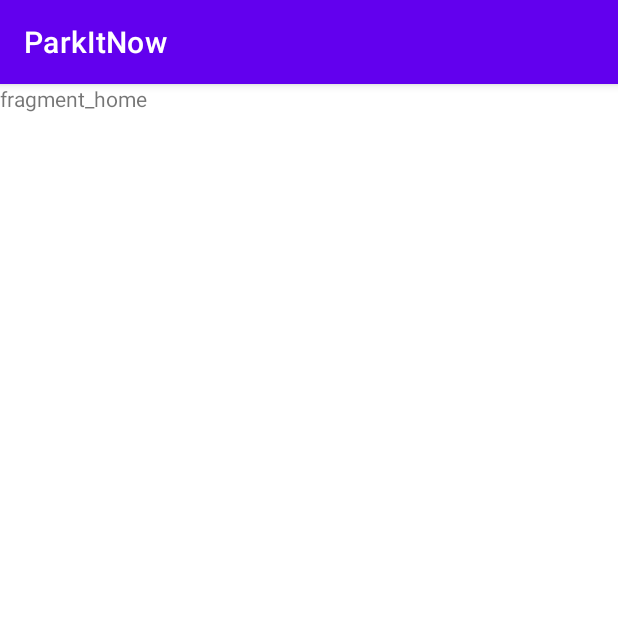
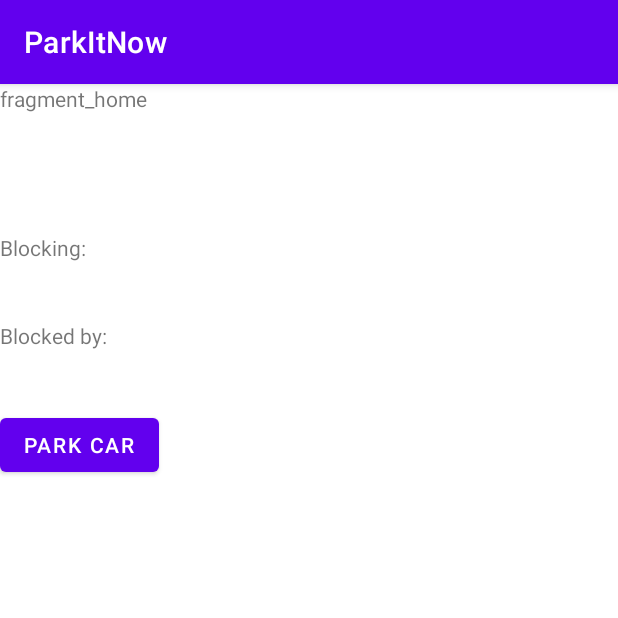
Before and after one commit to ewald98/ParkItNow, an Android app: the HomeFragment screen opened through its navigation route, on a phone screen of 412 x 824 dp, the top half of it. Run offline under Robolectric (Android 15) with nearby library versions, the phone set to English and light mode, and no system bars; our stand-ins replace Firebase (no records; nobody signed in at launch, a user with empty details on screens opened directly), data binding.

Commit message:
added HomeFragment;

```diff
--- a/app/build.gradle
+++ b/app/build.gradle
@@ -54,6 +54,8 @@ dependencies {
     implementation 'com.google.firebase:firebase-firestore-ktx'
     implementation 'androidx.browser:browser:1.2.0' // for emulator auth support
 
+    implementation 'androidx.lifecycle:lifecycle-viewmodel-ktx:2.2.0'
+
     implementation 'androidx.legacy:legacy-support-v4:1.0.0'
     implementation 'com.chaos.view:pinview:1.4.4'
 
--- /dev/null
+++ b/app/src/main/java/com/ewdev/parkitnow/auth/DbRepository.kt
@@ -0,0 +1,25 @@
+package com.ewdev.parkitnow.auth
+
+import com.google.firebase.auth.FirebaseAuth
+import com.google.firebase.auth.ktx.auth
+import com.google.firebase.firestore.ktx.firestore
+import com.google.firebase.ktx.Firebase
+import kotlin.coroutines.suspendCoroutine
+
+class DbRepository {
+
+    val firebaseUser = FirebaseAuth.getInstance().currentUser
+    val db = Firebase.firestore
+
+    init {
+        if (firebaseUser == null) {
+            // TOOD: shouldn't happen, but go to login
+        }
+    }
+
+    suspend fun getStatus(): String = suspendCoroutine { continuation ->
+        db.collection("users").document(firebaseUser!!.uid)
+            .get()
+    }
+
+}
--- a/app/src/main/java/com/ewdev/parkitnow/auth/PhoneVerificationRepository.kt
+++ /dev/null
@@ -1,10 +0,0 @@
-package com.ewdev.parkitnow.auth
-
-import com.google.firebase.auth.FirebaseAuth
-import com.google.firebase.auth.FirebaseUser
-
-class PhoneVerificationRepository {
-
-
-
-}
--- a/app/src/main/java/com/ewdev/parkitnow/auth/User.kt
+++ /dev/null
@@ -1,12 +0,0 @@
-package com.ewdev.parkitnow.auth
-
-import android.os.Parcelable
-import com.google.firebase.firestore.Exclude
-import kotlinx.android.parcel.Parcelize
-import java.io.Serializable
-
-@Parcelize
-data class User(
-    val id: String,
-    val phoneNo: String
-): Parcelable
--- /dev/null
+++ b/app/src/main/java/com/ewdev/parkitnow/data/User.kt
@@ -0,0 +1,9 @@
+package com.ewdev.parkitnow.data
+
+data class User(
+    val uid: String,
+    val phoneNo: String,
+    val selectedCar: String?,
+    @field:JvmField
+    val isParked: Boolean
+)
--- a/app/src/main/java/com/ewdev/parkitnow/view/fragments/HomeFragment.kt
+++ b/app/src/main/java/com/ewdev/parkitnow/view/fragments/HomeFragment.kt
@@ -5,9 +5,20 @@ import androidx.fragment.app.Fragment
 import android.view.LayoutInflater
 import android.view.View
 import android.view.ViewGroup
+import androidx.lifecycle.ViewModelProvider
 import com.ewdev.parkitnow.R
+import com.ewdev.parkitnow.viewModel.HomeFragmentViewModel
 
 class HomeFragment : Fragment() {
+
+    lateinit var viewlModel: HomeFragmentViewModel
+
+    override fun onCreate(savedInstanceState: Bundle?) {
+        super.onCreate(savedInstanceState)
+
+        viewlModel = ViewModelProvider(this).get(HomeFragmentViewModel::class.java)
+
+    }
 
     override fun onCreateView(
         inflater: LayoutInflater, container: ViewGroup?,
--- a/app/src/main/java/com/ewdev/parkitnow/viewModel/AuthViewModel.kt
+++ b/app/src/main/java/com/ewdev/parkitnow/viewModel/AuthViewModel.kt
@@ -24,17 +24,6 @@ class AuthViewModel : ViewModel() {
 
 
     // manages the coroutines (if a viewModel is destroyed, we have to cancel started coroutines)
-    private var viewModelJob = Job()
-
-    override fun onCleared() {
-        super.onCleared()
-        viewModelJob.cancel()
-    }
-
-
-    private val uiScope = CoroutineScope(Dispatchers.Main + viewModelJob)
-
-
     fun requestIsLoggedIn() {
         _isLoggedIn.value = this.userLiveData.value != null
 //        isLoggedIn.postValue(this.userLiveData.value != null)
--- /dev/null
+++ b/app/src/main/java/com/ewdev/parkitnow/viewModel/HomeFragmentViewModel.kt
@@ -0,0 +1,29 @@
+package com.ewdev.parkitnow.viewModel
+
+import android.app.Application
+import androidx.lifecycle.AndroidViewModel
+import com.ewdev.parkitnow.auth.AuthRepository
+import com.ewdev.parkitnow.auth.DbRepository
+import com.google.firebase.auth.FirebaseUser
+import kotlinx.coroutines.CoroutineScope
+import kotlinx.coroutines.Dispatchers
+import kotlinx.coroutines.Job
+import java.lang.Appendable
+
+class HomeFragmentViewModel(application: Application) : AndroidViewModel(application) {
+
+    private val dbRepository: DbRepository = DbRepository()
+
+    private var viewModelJob = Job()
+
+    override fun onCleared() {
+        super.onCleared()
+        viewModelJob.cancel()
+    }
+
+    private val uiScope = CoroutineScope(Dispatchers.Main + viewModelJob)
+
+
+
+
+}
--- a/app/src/main/java/com/ewdev/parkitnow/viewModel/PhoneVerificationViewModel.kt
+++ b/app/src/main/java/com/ewdev/parkitnow/viewModel/PhoneVerificationViewModel.kt
@@ -4,17 +4,10 @@ import android.app.Application
 import android.util.Log
 import androidx.lifecycle.AndroidViewModel
 import androidx.lifecycle.MutableLiveData
-import com.ewdev.parkitnow.auth.AuthRepository
-import com.ewdev.parkitnow.auth.PhoneVerificationRepository
 import com.google.firebase.FirebaseException
 import com.google.firebase.auth.*
-import kotlinx.android.synthetic.main.fragment_phone_verification.*
-import java.util.concurrent.TimeUnit
 
 class PhoneVerificationViewModel(application: Application, phoneNumber: String) : AndroidViewModel(application) {
-
-    private val authRepository: AuthRepository = AuthRepository()
-    private val dbRepository: PhoneVerificationRepository = PhoneVerificationRepository()
 
     val smsCode: MutableLiveData<String> = MutableLiveData()
     val phoneVerified: MutableLiveData<Boolean> = MutableLiveData()
@@ -64,6 +57,10 @@ class PhoneVerificationViewModel(application: Application, phoneNumber: String)
         signInWithPhoneAuthCredential(credential)
 
     }
+    init {
+        requestAuthOptions()
+    }
+
 
     private fun signInWithPhoneAuthCredential(credential: PhoneAuthCredential) {
         val auth = FirebaseAuth.getInstance()
--- a/app/src/main/res/layout/fragment_home.xml
+++ b/app/src/main/res/layout/fragment_home.xml
@@ -1,14 +1,51 @@
 <?xml version="1.0" encoding="utf-8"?>
-<FrameLayout xmlns:android="http://schemas.android.com/apk/res/android"
+<layout xmlns:android="http://schemas.android.com/apk/res/android"
     xmlns:tools="http://schemas.android.com/tools"
     android:layout_width="match_parent"
     android:layout_height="match_parent"
     tools:context=".view.fragments.HomeFragment">
 
-    <!-- TODO: Update blank fragment layout -->
-    <TextView
+    <LinearLayout
         android:layout_width="match_parent"
         android:layout_height="match_parent"
-        android:text="fragment_home" />
+        android:orientation="vertical">
 
-</FrameLayout>
+        <!-- TODO: Update blank fragment layout -->
+        <TextView
+            android:layout_width="wrap_content"
+            android:layout_height="wrap_content"
+            android:text="fragment_home" />
+
+
+        <TextView
+            android:layout_width="wrap_content"
+            android:layout_height="wrap_content"
+            android:layout_marginTop="80dp"
+            android:text="Blocking:" />
+
+        <TextView
+            android:layout_width="wrap_content"
+            android:layout_height="wrap_content"
+            android:layout_marginTop="20dp"
+            android:text="" />
+
+        <TextView
+            android:layout_width="wrap_content"
+            android:layout_height="wrap_content"
+            android:text="Blocked by:" />
+
+        <TextView
+            android:layout_width="wrap_content"
+            android:layout_height="wrap_content"
+            android:text="" />
+
+        <Button
+            android:layout_width="wrap_content"
+            android:layout_height="wrap_content"
+            android:layout_marginTop="20dp"
+            android:text="park Car"
+            />
+
+    </LinearLayout>
+
+</layout>
```
